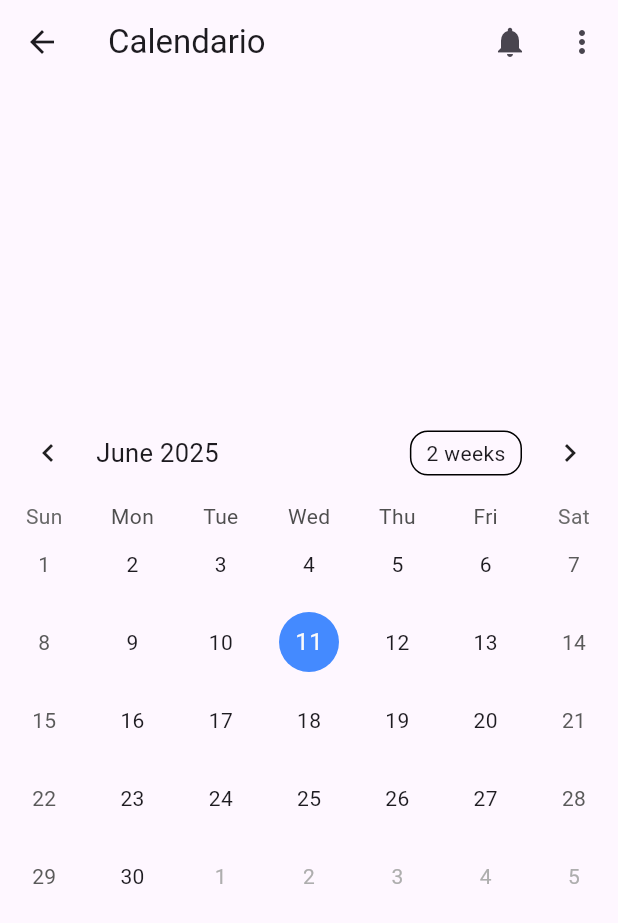
After one commit to cargarc/Tfg, a Flutter app: the CalendarPage screen opened directly, on a phone screen of 412 x 824 dp. The commit adds this screen. Shown: the top 923 px of the screen. Run offline on Flutter 3.47's test engine with Material 3 defaults, Android fonts, the phone set to English and light mode, and no system bars; drawn by our look-alikes of table_calendar; our stand-ins replace flutter_secure_storage, pie_chart, shared_preferences; accounts and stored records are empty.

Commit message:
calendar

```diff
--- /dev/null
+++ b/lib/Pages/calendar_page.dart
@@ -0,0 +1,114 @@
+import 'dart:collection';
+
+import 'package:flutter/material.dart';
+import 'package:flutter_application_2/models/event.dart';
+import 'package:table_calendar/table_calendar.dart';
+
+class CalendarPage extends StatefulWidget {
+  const CalendarPage({super.key});
+
+  @override
+  State<CalendarPage> createState() => _CalendarPageState();
+}
+
+class _CalendarPageState extends State<CalendarPage> {
+  CalendarFormat _calendarFormat = CalendarFormat.month;
+  DateTime? _selectedDay;
+
+  // Mapa para almacenar eventos (fecha -> lista de eventos)
+  final Map<DateTime, List<Event>> _events = {};
+
+  // Lista de eventos seleccionados
+  List<Event> _selectedEvents = [];
+
+  DateTime _focusedDay = DateTime.now();
+
+  @override
+  void initState() {
+    super.initState();
+    _selectedDay = _focusedDay;
+
+    // Agregar algunos eventos de ejemplo
+    _events[DateTime(2023, 1, 15)] = [
+      Event(
+        cod: '001',
+        fechaIni: DateTime(2025, 6, 9),
+        fechaFin: DateTime(2025, 6, 10),
+        horaPrevistaIni: TimeOfDay(hour: 9, minute: 0),
+        coste: 100.0,
+        presupuestoInicial: 150.0,
+        presupuestoFinal: 120.0,
+        estado: 'Pendiente',
+      ),
+      Event(
+        cod: '002',
+        fechaIni: DateTime(2023, 1, 16),
+        fechaFin: DateTime(2023, 1, 17),
+        horaPrevistaIni: TimeOfDay(hour: 10, minute: 30),
+        coste: 200.0,
+        presupuestoInicial: 250.0,
+        presupuestoFinal: 220.0,
+        estado: 'Completado',
+      ),
+    ];
+    setState(() {
+      _selectedEvents = _events[_selectedDay!] ?? [];
+    });
+  }
+
+  @override
+  Widget build(BuildContext context) {
+    return Scaffold(
+      appBar: AppBar(
+        title: const Text('Calendario'),
+        actions: [
+          IconButton(
+            icon: const Icon(Icons.notifications),
+            onPressed: () {
+              // Acción al presionar el botón de notificaciones
+            },
+          ),
+          IconButton(
+            icon: const Icon(Icons.more_vert),
+            onPressed: () {
+              // Acción al presionar el botón de configuración
+            },
+          ),
+        ],
+      ),
+      body: Center(
+        child: TableCalendar(
+          focusedDay: DateTime.now(),
+          firstDay: DateTime.utc(2010, 1, 1),
+          lastDay: DateTime.utc(2050, 12, 31),
+          calendarFormat: CalendarFormat.month,
+          onDaySelected: (selectedDay, focusedDay) {
+            // Acción al seleccionar un día
+            print('Día seleccionado: $selectedDay');
+          },
+          eventLoader: (day) {
+            return _events[day] ?? [];
+          },
+          onPageChanged: (focusedDay) {
+            // Acción al cambiar de página
+            _focusedDay = focusedDay;
+          },
+          calendarStyle: CalendarStyle(
+            todayDecoration: BoxDecoration(
+              color: Colors.blueAccent,
+              shape: BoxShape.circle,
+            ),
+            selectedDecoration: BoxDecoration(
+              color: Colors.orange,
+              shape: BoxShape.circle,
+            ),
+            markerDecoration: BoxDecoration(
+              color: Colors.red,
+              shape: BoxShape.circle,
+            ),
+          ),
+        ),
+      ),
+    );
+  }
+}
--- a/lib/Pages/home_page.dart
+++ b/lib/Pages/home_page.dart
@@ -1,4 +1,5 @@
 import 'package:flutter/material.dart';
+import 'package:flutter_application_2/Pages/calendar_page.dart';
 import 'package:flutter_application_2/Pages/check_hours.dart';
 
 class HomePage extends StatefulWidget {
@@ -38,7 +39,10 @@ class _HomePageState extends State<HomePage> {
             ListTile(
               title: Text('Calendario'),
               onTap: () {
-                Navigator.pop(context);
+                Navigator.push(
+                  context,
+                  MaterialPageRoute(builder: (context) => CalendarPage()),
+                );
               },
             ),
             ListTile(
--- a/pubspec.yaml
+++ b/pubspec.yaml
@@ -41,6 +41,7 @@ dependencies:
   syncfusion_flutter_charts: ^29.2.7
   pie_chart: ^5.4.0
   flutter_secure_storage: ^9.2.4
+  table_calendar: ^3.2.0
 
 dev_dependencies:
   flutter_test:
```
Also changed, not shown: lib/models/calendar.dart (added, +22 -0 lines), lib/service/employee_service.dart (added, +37 -0 lines), pubspec.lock.
